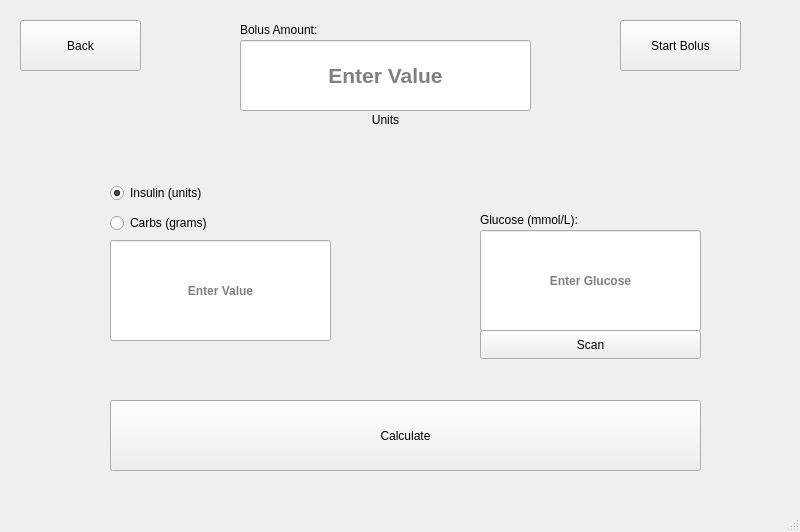
Qt form Comp3004_Final_Project/mainwindow.ui (PavleVujicic/Team8InsulinPumpSimulator) before a commit.
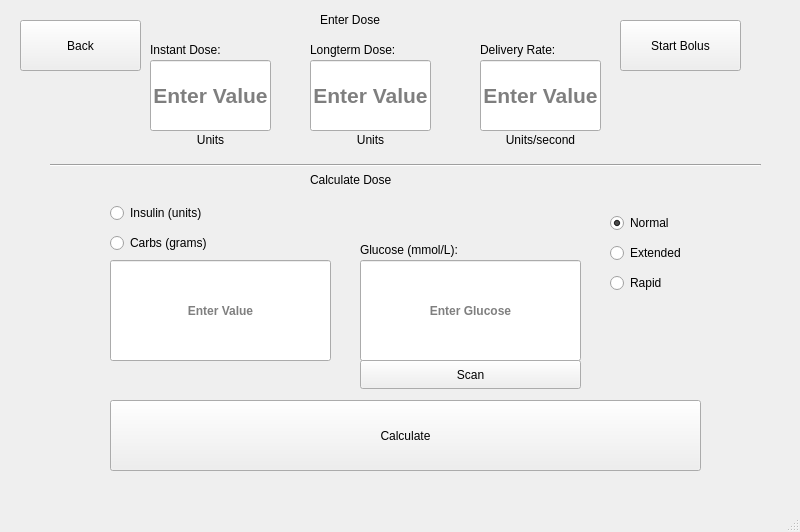
The same form after that commit. The open tabs and pages were chosen to show the change. Icons and pictures are not drawn. Custom widgets are drawn as their Qt base class.

Diff of the .ui file:
```diff
--- a/Comp3004_Final_Project/mainwindow.ui
+++ b/Comp3004_Final_Project/mainwindow.ui
@@ -751,7 +751,7 @@
       <property name="geometry">
        <rect>
         <x>110</x>
-        <y>240</y>
+        <y>260</y>
         <width>221</width>
         <height>101</height>
        </rect>
@@ -771,8 +771,8 @@
      <widget class="QLineEdit" name="txtGlucoseAmount">
       <property name="geometry">
        <rect>
-        <x>480</x>
-        <y>230</y>
+        <x>360</x>
+        <y>260</y>
         <width>221</width>
         <height>101</height>
        </rect>
@@ -824,9 +824,9 @@
      <widget class="QLineEdit" name="txtBolusAmount">
       <property name="geometry">
        <rect>
-        <x>240</x>
-        <y>40</y>
-        <width>291</width>
+        <x>150</x>
+        <y>60</y>
+        <width>121</width>
         <height>71</height>
        </rect>
       </property>
@@ -846,22 +846,22 @@
      <widget class="QLabel" name="label_8">
       <property name="geometry">
        <rect>
-        <x>240</x>
-        <y>20</y>
+        <x>150</x>
+        <y>40</y>
         <width>131</width>
         <height>20</height>
        </rect>
       </property>
       <property name="text">
-       <string>Bolus Amount:</string>
+       <string>Instant Dose:</string>
       </property>
      </widget>
      <widget class="QLabel" name="label_9">
       <property name="geometry">
        <rect>
-        <x>240</x>
-        <y>110</y>
-        <width>291</width>
+        <x>150</x>
+        <y>130</y>
+        <width>121</width>
         <height>20</height>
        </rect>
       </property>
@@ -875,8 +875,8 @@
      <widget class="QPushButton" name="btnScanGlucose">
       <property name="geometry">
        <rect>
-        <x>480</x>
-        <y>330</y>
+        <x>360</x>
+        <y>360</y>
         <width>221</width>
         <height>29</height>
        </rect>
@@ -888,8 +888,8 @@
      <widget class="QLabel" name="label_10">
       <property name="geometry">
        <rect>
-        <x>480</x>
-        <y>210</y>
+        <x>360</x>
+        <y>240</y>
         <width>221</width>
         <height>20</height>
        </rect>
@@ -902,7 +902,7 @@
       <property name="geometry">
        <rect>
         <x>110</x>
-        <y>180</y>
+        <y>200</y>
         <width>141</width>
         <height>26</height>
        </rect>
@@ -918,7 +918,7 @@
       <property name="geometry">
        <rect>
         <x>110</x>
-        <y>210</y>
+        <y>230</y>
         <width>151</width>
         <height>26</height>
        </rect>
@@ -940,6 +940,198 @@
        <string>Calculate</string>
       </property>
      </widget>
+     <widget class="Line" name="line">
+      <property name="geometry">
+       <rect>
+        <x>50</x>
+        <y>150</y>
+        <width>711</width>
+        <height>31</height>
+       </rect>
+      </property>
+      <property name="orientation">
+       <enum>Qt::Orientation::Horizontal</enum>
+      </property>
+     </widget>
+     <widget class="QLabel" name="label_14">
+      <property name="geometry">
+       <rect>
+        <x>310</x>
+        <y>40</y>
+        <width>131</width>
+        <height>20</height>
+       </rect>
+      </property>
+      <property name="text">
+       <string>Longterm Dose:</string>
+      </property>
+     </widget>
+     <widget class="QLineEdit" name="txtBolusLongterm">
+      <property name="geometry">
+       <rect>
+        <x>310</x>
+        <y>60</y>
+        <width>121</width>
+        <height>71</height>
+       </rect>
+      </property>
+      <property name="font">
+       <font>
+        <pointsize>16</pointsize>
+        <bold>true</bold>
+       </font>
+      </property>
+      <property name="alignment">
+       <set>Qt::AlignmentFlag::AlignCenter</set>
+      </property>
+      <property name="placeholderText">
+       <string>Enter Value</string>
+      </property>
+     </widget>
+     <widget class="QLabel" name="label_15">
+      <property name="geometry">
+       <rect>
+        <x>310</x>
+        <y>130</y>
+        <width>121</width>
+        <height>20</height>
+       </rect>
+      </property>
+      <property name="text">
+       <string>Units</string>
+      </property>
+      <property name="alignment">
+       <set>Qt::AlignmentFlag::AlignCenter</set>
+      </property>
+     </widget>
+     <widget class="QLabel" name="label_16">
+      <property name="geometry">
+       <rect>
+        <x>480</x>
+        <y>40</y>
+        <width>131</width>
+        <height>20</height>
+       </rect>
+      </property>
+      <property name="text">
+       <string>Delivery Rate:</string>
+      </property>
+     </widget>
+     <widget class="QLineEdit" name="txtBolusRate">
+      <property name="geometry">
+       <rect>
+        <x>480</x>
+        <y>60</y>
+        <width>121</width>
+        <height>71</height>
+       </rect>
+      </property>
+      <property name="font">
+       <font>
+        <pointsize>16</pointsize>
+        <bold>true</bold>
+       </font>
+      </property>
+      <property name="alignment">
+       <set>Qt::AlignmentFlag::AlignCenter</set>
+      </property>
+      <property name="placeholderText">
+       <string>Enter Value</string>
+      </property>
+     </widget>
+     <widget class="QLabel" name="label_17">
+      <property name="geometry">
+       <rect>
+        <x>480</x>
+        <y>130</y>
+        <width>121</width>
+        <height>20</height>
+       </rect>
+      </property>
+      <property name="text">
+       <string>Units/second</string>
+      </property>
+      <property name="alignment">
+       <set>Qt::AlignmentFlag::AlignCenter</set>
+      </property>
+     </widget>
+     <widget class="QRadioButton" name="radDeliveryNoraml">
+      <property name="geometry">
+       <rect>
+        <x>610</x>
+        <y>210</y>
+        <width>112</width>
+        <height>26</height>
+       </rect>
+      </property>
+      <property name="text">
+       <string>Normal</string>
+      </property>
+      <property name="checked">
+       <bool>true</bool>
+      </property>
+      <attribute name="buttonGroup">
+       <string notr="true">group2</string>
+      </attribute>
+     </widget>
+     <widget class="QRadioButton" name="radDeliveryExtended">
+      <property name="geometry">
+       <rect>
+        <x>610</x>
+        <y>240</y>
+        <width>112</width>
+        <height>26</height>
+       </rect>
+      </property>
+      <property name="text">
+       <string>Extended</string>
+      </property>
+      <attribute name="buttonGroup">
+       <string notr="true">group2</string>
+      </attribute>
+     </widget>
+     <widget class="QRadioButton" name="radDeliveryRapid">
+      <property name="geometry">
+       <rect>
+        <x>610</x>
+        <y>270</y>
+        <width>112</width>
+        <height>26</height>
+       </rect>
+      </property>
+      <property name="text">
+       <string>Rapid</string>
+      </property>
+      <attribute name="buttonGroup">
+       <string notr="true">group2</string>
+      </attribute>
+     </widget>
+     <widget class="QLabel" name="label_18">
+      <property name="geometry">
+       <rect>
+        <x>310</x>
+        <y>170</y>
+        <width>221</width>
+        <height>20</height>
+       </rect>
+      </property>
+      <property name="text">
+       <string>Calculate Dose</string>
+      </property>
+     </widget>
+     <widget class="QLabel" name="label_25">
+      <property name="geometry">
+       <rect>
+        <x>320</x>
+        <y>10</y>
+        <width>221</width>
+        <height>20</height>
+       </rect>
+      </property>
+      <property name="text">
+       <string>Enter Dose</string>
+      </property>
+     </widget>
     </widget>
    </widget>
   </widget>
```
Left out of the diff: 7 changed lines with no effect on the pictures.
